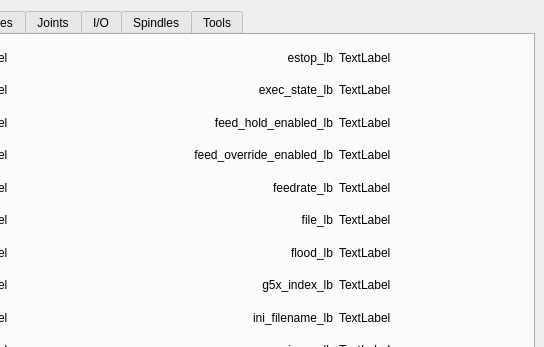
Old version of the form examples/features/status/status.ui in the repository jethornton/flexgui; both pictures show x 256 to 800 and y 0 to 347 of the 800 by 600 pixel window.
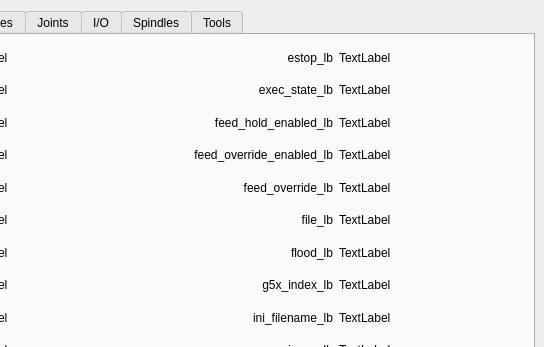
New version of the form.

Diff of the .ui file:
```diff
--- a/examples/features/status/status.ui
+++ b/examples/features/status/status.ui
@@ -185,7 +185,7 @@
         <item row="4" column="2">
          <widget class="QLabel" name="label_20">
           <property name="text">
-           <string>feedrate_lb</string>
+           <string>feed_override_lb</string>
           </property>
           <property name="alignment">
            <set>Qt::AlignRight|Qt::AlignTrailing|Qt::AlignVCenter</set>
```
Left out of the diff: 2 changed lines with no effect on the pictures.
